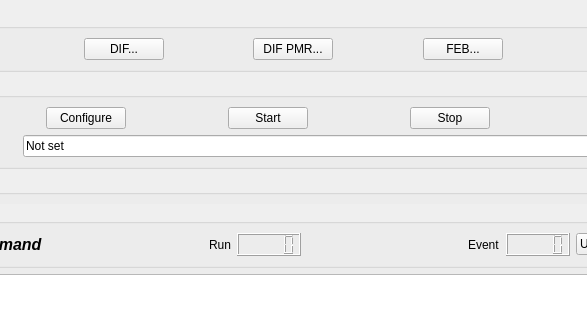
Old version of the form pycontrol/qt/daqwindow.ui in the repository mirabitl/lydaq; both pictures show x 107 to 694 and y 0 to 320 of the 800 by 600 pixel window.
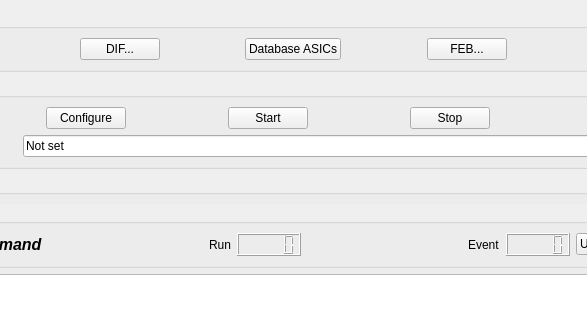
New version of the form.

Commit message: Db window GUI

The edit to the form file:
```diff
--- a/pycontrol/qt/daqwindow.ui
+++ b/pycontrol/qt/daqwindow.ui
@@ -67,7 +67,7 @@
        <item>
         <widget class="QPushButton" name="pbPMR">
          <property name="text">
-          <string>DIF PMR...</string>
+          <string>Database ASICs</string>
          </property>
         </widget>
        </item>
```
Left out of the diff: 2 changed lines with no effect on the pictures. The commit also changes 3 other files.
